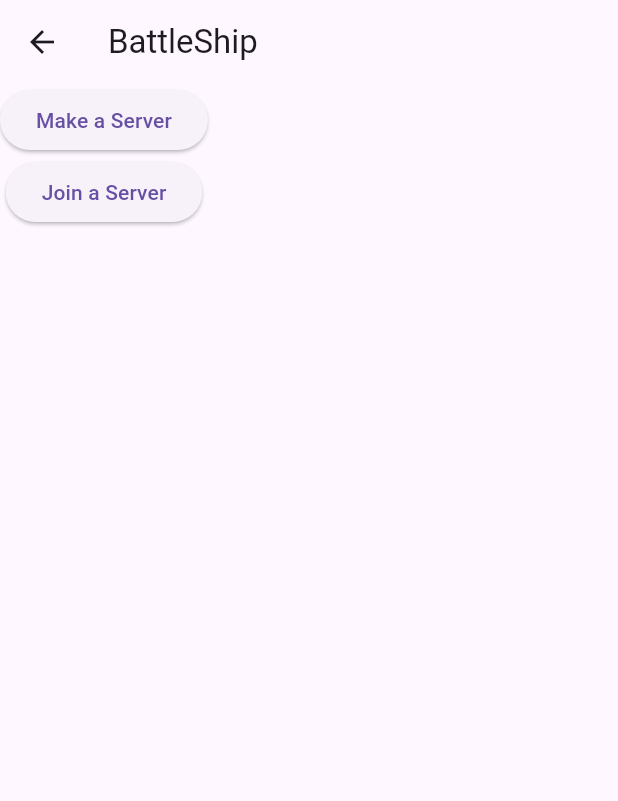
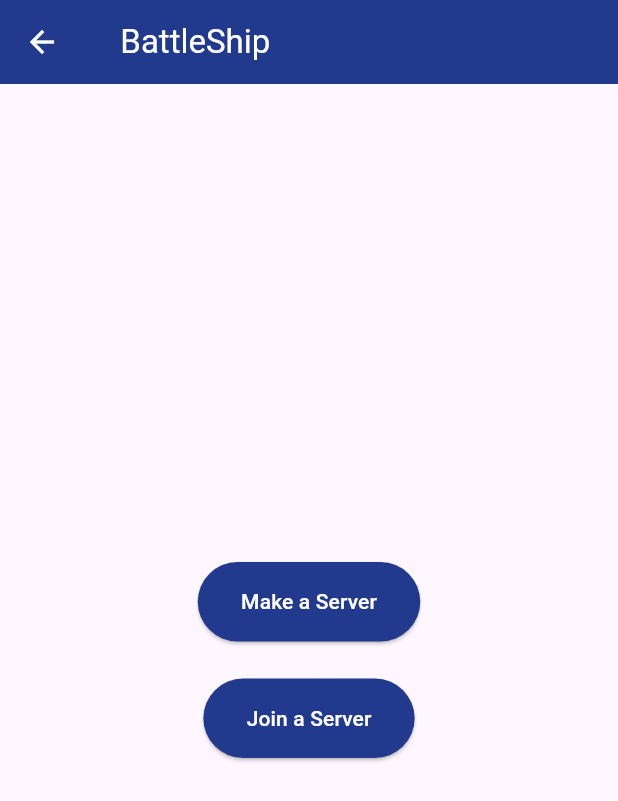
Before and after one commit to umarorakzai012/battle_ship, a Flutter app: the screen it shows after launch, after a tap on "Enter", on a phone screen of 412 x 824 dp. Shown: the top 801 px of the screen. Run offline on Flutter 3.47's test engine with Material 3 defaults, Android fonts, the phone set to English and light mode, and no system bars; our stand-ins replace firebase_core; accounts and stored records are empty.

Commit message:
some front end work done

```diff
--- /dev/null
+++ b/lib/functions.dart
@@ -0,0 +1,9 @@
+import 'package:flutter/material.dart';
+
+double getWidth(BuildContext context, double percent) {
+  return MediaQuery.of(context).size.width * (percent / 100);
+}
+
+double getHeight(BuildContext context, double percent) {
+  return MediaQuery.of(context).size.height * (percent / 100);
+}
--- a/lib/home_screen.dart
+++ b/lib/home_screen.dart
@@ -1,3 +1,4 @@
+import 'package:battle_ship/functions.dart';
 import 'package:battle_ship/server/make_or_join.dart';
 import 'package:flutter/material.dart';
 
@@ -16,37 +17,90 @@ class _HomeScreenState extends State<HomeScreen> {
     text ??= controller.text.trim();
     controller.clear();
     username = text;
+    setState(() {});
   }
 
   @override
   Widget build(BuildContext context) {
     return Scaffold(
       appBar: AppBar(
-        title: const Text("BattleShip"),
+        title: Container(
+          margin: EdgeInsets.symmetric(horizontal: getWidth(context, 2)),
+          child: const Text(
+            "BattleShip",
+          ),
+        ),
+        backgroundColor: const Color(0xFF223A8E),
+        foregroundColor: Colors.white,
       ),
       body: Column(
         children: [
-          Text(username),
-          TextField(
-            controller: controller,
-            decoration: const InputDecoration(
-              hintText: "Enter Username",
-              labelText: "Username",
-              errorText: "Username is required!",
+          SizedBox(
+            height: getHeight(context, 20),
+          ),
+          Text(
+            username,
+            style: const TextStyle(fontSize: 25),
+          ),
+          Container(
+            margin: EdgeInsets.symmetric(
+              vertical: getHeight(context, 3),
+              horizontal: getWidth(context, 6),
             ),
-            onSubmitted: onSubmit,
+            child: TextField(
+              controller: controller,
+              decoration: const InputDecoration(
+                border: OutlineInputBorder(),
+                hintText: "Enter Username",
+                labelText: "Username",
+              ),
+              onSubmitted: onSubmit,
+            ),
           ),
           ElevatedButton(
+            style: ButtonStyle(
+              padding: MaterialStateProperty.all(EdgeInsets.symmetric(
+                horizontal: getWidth(context, 7),
+                vertical: getHeight(context, 2),
+              )),
+              backgroundColor: MaterialStateProperty.all(
+                const Color(0xFF223A8E),
+              ),
+              foregroundColor: MaterialStateProperty.all(
+                const Color(0xFFFFFFFF),
+              ),
+            ),
             onPressed: () => onSubmit(null),
-            child: const Text("Submit"),
+            child: const Text(
+              "Submit",
+              style: TextStyle(fontSize: 18),
+            ),
+          ),
+          SizedBox(
+            height: getHeight(context, 3),
           ),
           ElevatedButton(
+            style: ButtonStyle(
+              padding: MaterialStateProperty.all(EdgeInsets.symmetric(
+                horizontal: getWidth(context, 7),
+                vertical: getHeight(context, 2),
+              )),
+              backgroundColor: MaterialStateProperty.all(
+                const Color(0xFF223A8E),
+              ),
+              foregroundColor: MaterialStateProperty.all(
+                const Color(0xFFFFFFFF),
+              ),
+            ),
             onPressed: () => Navigator.push(
                 context,
                 MaterialPageRoute(
                   builder: (context) => const MakeOrJoin(),
                 )),
-            child: const Text("Enter"),
+            child: const Text(
+              "Enter",
+              style: TextStyle(fontSize: 18),
+            ),
           ),
         ],
       ),
--- a/lib/main.dart
+++ b/lib/main.dart
@@ -1,7 +1,13 @@
+import 'package:battle_ship/firebase_options.dart';
 import 'package:battle_ship/home_screen.dart';
+import 'package:firebase_core/firebase_core.dart';
 import 'package:flutter/material.dart';
 
-void main() {
+void main() async {
+  WidgetsFlutterBinding.ensureInitialized();
+  await Firebase.initializeApp(
+    options: DefaultFirebaseOptions.currentPlatform,
+  );
   runApp(const MainApp());
 }
 
@@ -10,8 +16,13 @@ class MainApp extends StatelessWidget {
 
   @override
   Widget build(BuildContext context) {
-    return const MaterialApp(
-      home: HomeScreen(),
+    return MaterialApp(
+      debugShowCheckedModeBanner: false,
+      title: "BattleShip",
+      home: const HomeScreen(),
+      theme: ThemeData(
+        brightness: Brightness.light,
+      ),
     );
   }
 }
--- a/lib/server/make_or_join.dart
+++ b/lib/server/make_or_join.dart
@@ -1,3 +1,4 @@
+import 'package:battle_ship/functions.dart';
 import 'package:battle_ship/server/make_a_server.dart';
 import 'package:flutter/material.dart';
 
@@ -8,11 +9,34 @@ class MakeOrJoin extends StatelessWidget {
   Widget build(BuildContext context) {
     return Scaffold(
       appBar: AppBar(
-        title: const Text("BattleShip"),
+        title: Container(
+          margin: EdgeInsets.symmetric(horizontal: getWidth(context, 2)),
+          child: const Text(
+            "BattleShip",
           ),
-      body: Column(
+        ),
+        backgroundColor: const Color(0xFF223A8E),
+        foregroundColor: Colors.white,
+      ),
+      body: Row(
+        mainAxisAlignment: MainAxisAlignment.center,
+        children: [
+          Column(
+            mainAxisAlignment: MainAxisAlignment.center,
             children: [
               ElevatedButton(
+                style: ButtonStyle(
+                  padding: MaterialStateProperty.all(EdgeInsets.symmetric(
+                    horizontal: getWidth(context, 7),
+                    vertical: getHeight(context, 2),
+                  )),
+                  backgroundColor: MaterialStateProperty.all(
+                    const Color(0xFF223A8E),
+                  ),
+                  foregroundColor: MaterialStateProperty.all(
+                    const Color(0xFFFFFFFF),
+                  ),
+                ),
                 onPressed: () => Navigator.push(
                     context,
                     MaterialPageRoute(
@@ -20,14 +44,31 @@ class MakeOrJoin extends StatelessWidget {
                     )),
                 child: const Text("Make a Server"),
               ),
+              SizedBox(
+                height: getHeight(context, 3),
+              ),
               ElevatedButton(
                 // onPressed: () => Navigator.push(
                 //     context,
                 //     MaterialPageRoute(
                 //       builder: (context) => MakeAServer(),
                 //     )),
+                style: ButtonStyle(
+                  padding: MaterialStateProperty.all(EdgeInsets.symmetric(
+                    horizontal: getWidth(context, 7),
+                    vertical: getHeight(context, 2),
+                  )),
+                  backgroundColor: MaterialStateProperty.all(
+                    const Color(0xFF223A8E),
+                  ),
+                  foregroundColor: MaterialStateProperty.all(
+                    const Color(0xFFFFFFFF),
+                  ),
+                ),
                 onPressed: () => {},
                 child: const Text("Join a Server"),
+              ),
+            ],
           ),
         ],
       ),
--- a/pubspec.yaml
+++ b/pubspec.yaml
@@ -12,7 +12,6 @@ dependencies:
   firebase_database: ^10.4.0
   flutter:
     sdk: flutter
-  get_mac_address: ^0.0.2
   logger: ^2.0.2+1
   randomstring_dart: ^0.0.4
 
```
Also changed, not shown: lib/server/make_a_server.dart (+46 -5 lines), 5 other files. Lines whose indentation alone changed are shown as unchanged.
